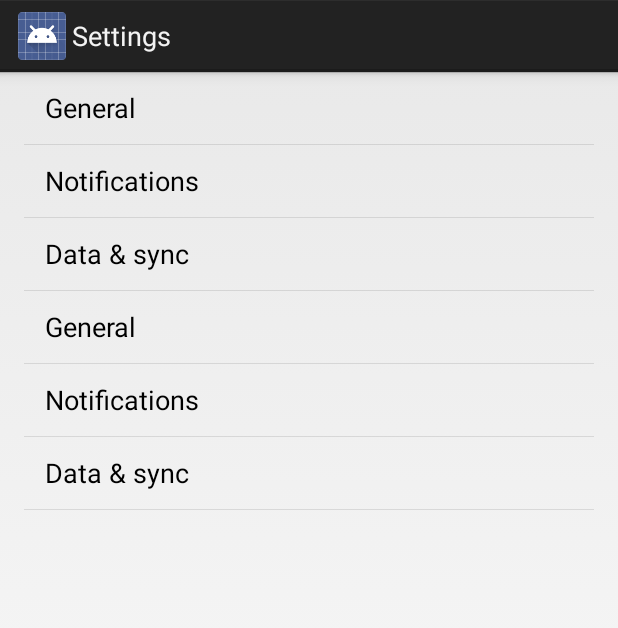
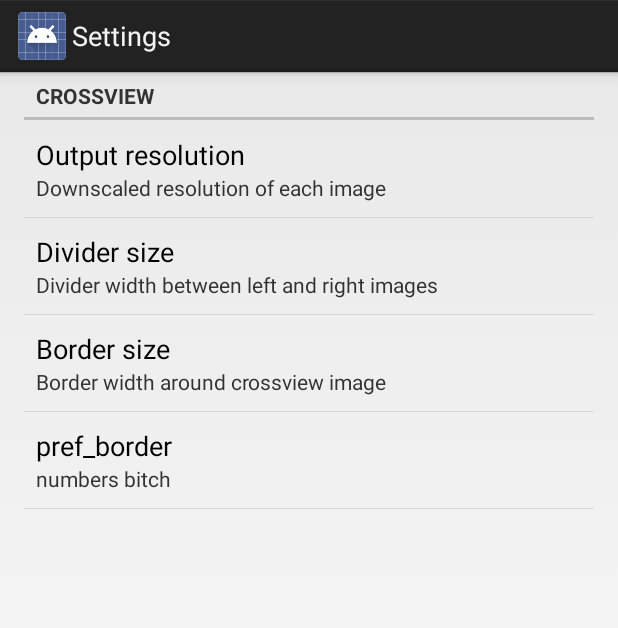
Before and after one commit to KaraokeGod/Xplorer, an Android app: the SettingsActivity screen opened directly, with no data from a screen before it, on a phone screen of 412 x 824 dp. Shown: the top 628 px of the screen. Run offline under Robolectric (Android 15) with nearby library versions, the phone set to English and light mode, and no system bars.

Commit message:
Settings activity and icon cleanup
Mucho mejor

```diff
--- a/app/build.gradle
+++ b/app/build.gradle
@@ -6,7 +6,7 @@ android {
 
     defaultConfig {
         applicationId "com.hieu.xplorer"
-        minSdkVersion 14
+        minSdkVersion 17
         targetSdkVersion 19
         versionCode 1
         versionName "1.0"
--- a/app/src/main/java/com/hieu/xplorer/SettingsActivity.java
+++ b/app/src/main/java/com/hieu/xplorer/SettingsActivity.java
@@ -3,75 +3,28 @@ package com.hieu.xplorer;
 import android.os.Bundle;
 import android.preference.PreferenceActivity;
 import android.preference.PreferenceFragment;
-import android.preference.PreferenceManager;
-import android.util.Log;
-import android.widget.Button;
-
-import java.util.List;
 
 public class SettingsActivity extends PreferenceActivity {
     @Override
     protected void onCreate(Bundle savedInstanceState) {
         super.onCreate(savedInstanceState);
+
+        // Display the fragment as the main content.
+        getFragmentManager().beginTransaction()
+                .replace(android.R.id.content, new SettingsFragment())
+                .commit();
     }
 
-    /**
-     * Populate the activity with the top-level headers.
-     */
-    @Override
-    public void onBuildHeaders(List<Header> target) {
-        loadHeadersFromResource(R.xml.pref_headers, target);
-    }
 
-    /**
-     * This fragment shows the preferences for the first header.
-     */
-    public static class Prefs1Fragment extends PreferenceFragment {
+    public static class SettingsFragment extends PreferenceFragment {
         @Override
         public void onCreate(Bundle savedInstanceState) {
             super.onCreate(savedInstanceState);
 
-            // Make sure default values are applied.  In a real app, you would
-            // want this in a shared function that is used to retrieve the
-            // SharedPreferences wherever they are needed.
-            PreferenceManager.setDefaultValues(getActivity(),
-                    R.xml.advanced_preferences, false);
-
             // Load the preferences from an XML resource
-            addPreferencesFromResource(R.xml.fragmented_preferences);
+            addPreferencesFromResource(R.xml.preferences);
         }
     }
 
-    /**
-     * This fragment contains a second-level set of preference that you
-     * can get to by tapping an item in the first preferences fragment.
-     */
-    public static class Prefs1FragmentInner extends PreferenceFragment {
-        @Override
-        public void onCreate(Bundle savedInstanceState) {
-            super.onCreate(savedInstanceState);
 
-            // Can retrieve arguments from preference XML.
-            Log.i("args", "Arguments: " + getArguments());
-
-            // Load the preferences from an XML resource
-            addPreferencesFromResource(R.xml.fragmented_preferences_inner);
-        }
-    }
-
-    /**
-     * This fragment shows the preferences for the second header.
-     */
-    public static class Prefs2Fragment extends PreferenceFragment {
-        @Override
-        public void onCreate(Bundle savedInstanceState) {
-            super.onCreate(savedInstanceState);
-
-            // Can retrieve arguments from headers XML.
-            Log.i("args", "Arguments: " + getArguments());
-
-            // Load the preferences from an XML resource
-            addPreferencesFromResource(R.xml.preference_dependencies);
-        }
-    }
 }
--- a/app/src/main/res/values/strings_activity_settings.xml
+++ b/app/src/main/res/values/strings_activity_settings.xml
@@ -2,6 +2,16 @@
     <string name="title_activity_settings">Settings</string>
 
     <!-- Strings related to Settings -->
+    <string-array name="pref_resolution_choices">
+        <item>720p</item>
+        <item>1080p</item>
+        <item>Native</item>
+    </string-array>
+    <string-array name="pref_resolution_values">
+        <item>720</item>
+        <item>1080</item>
+        <item>0</item>
+    </string-array>
 
     <!-- Example General settings -->
     <string name="pref_header_general">General</string>
--- /dev/null
+++ b/app/src/main/res/xml/preferences.xml
@@ -0,0 +1,38 @@
+<?xml version="1.0" encoding="utf-8"?>
+<PreferenceScreen xmlns:android="http://schemas.android.com/apk/res/android">
+    <PreferenceCategory
+        android:title="CROSSVIEW"
+        android:key="pref_crossview">
+
+        <ListPreference
+            android:key="pref_key_resolution"
+            android:defaultValue="0"
+            android:entries="@array/pref_resolution_choices"
+            android:entryValues="@array/pref_resolution_values"
+            android:negativeButtonText="@null"
+            android:positiveButtonText="@null"
+            android:summary="Downscaled resolution of each image"
+            android:title="Output resolution"/>
+
+        <com.hieu.xplorer.NumberPickerPreference
+            android:key="pref_key_divider"
+            android:persistent="true"
+            android:summary="Divider width between left and right images"
+            android:title="Divider size" />
+
+        <com.hieu.xplorer.NumberPickerPreference
+            android:key="pref_key_border"
+            android:persistent="true"
+            android:summary="Border width around crossview image"
+            android:title="Border size" />
+
+        <ListPreference
+            android:defaultValue="100"
+            android:dialogTitle="hello"
+            android:inputType="number"
+            android:key="pref_query_limit"
+            android:summary="numbers bitch"
+            android:title="pref_border" />
+    </PreferenceCategory>
+
+</PreferenceScreen>
```
Also changed, not shown: app/src/main/java/com/hieu/xplorer/MainActivity.java (+91 -51 lines), app/src/main/java/com/hieu/xplorer/NumberPickerPreference.java (added, +128 -0 lines), app/src/main/res/layout/number_picker.xml (added, +19 -0 lines), app/src/main/res/drawable-hdpi/ic_action_save.png (added), app/src/main/res/drawable-mdpi/ic_action_save.png (added), app/src/main/res/drawable-xhdpi/ic_action_save.png (added), app/src/main/res/drawable-xxhdpi/ic_action_save.png (added).
